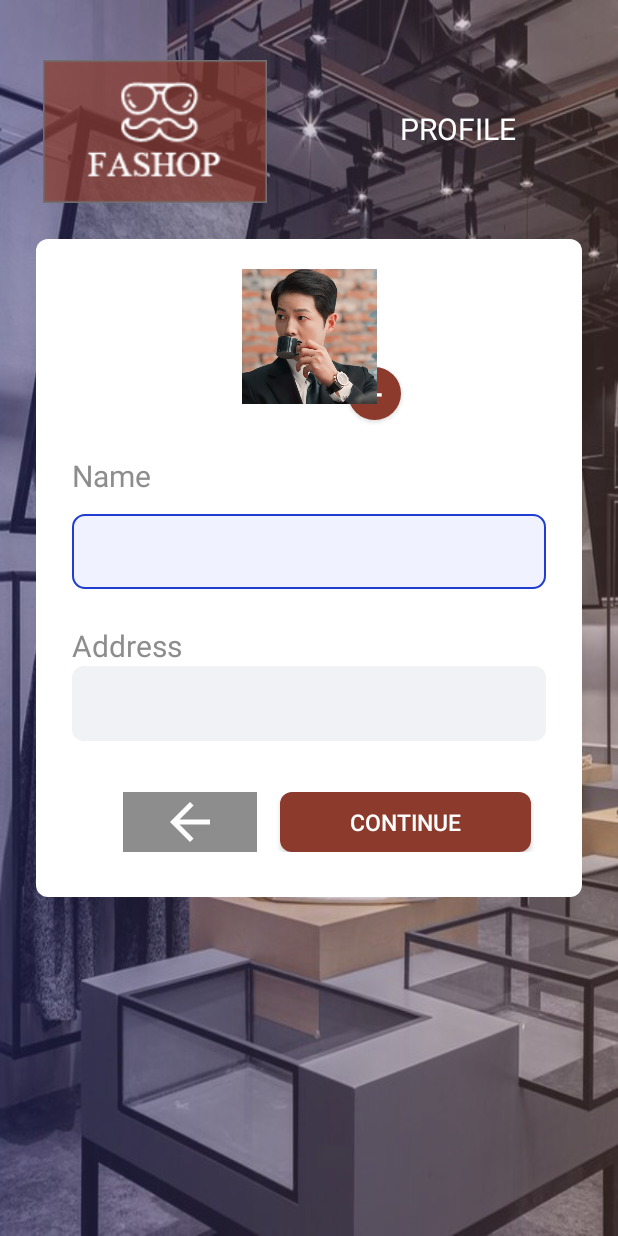
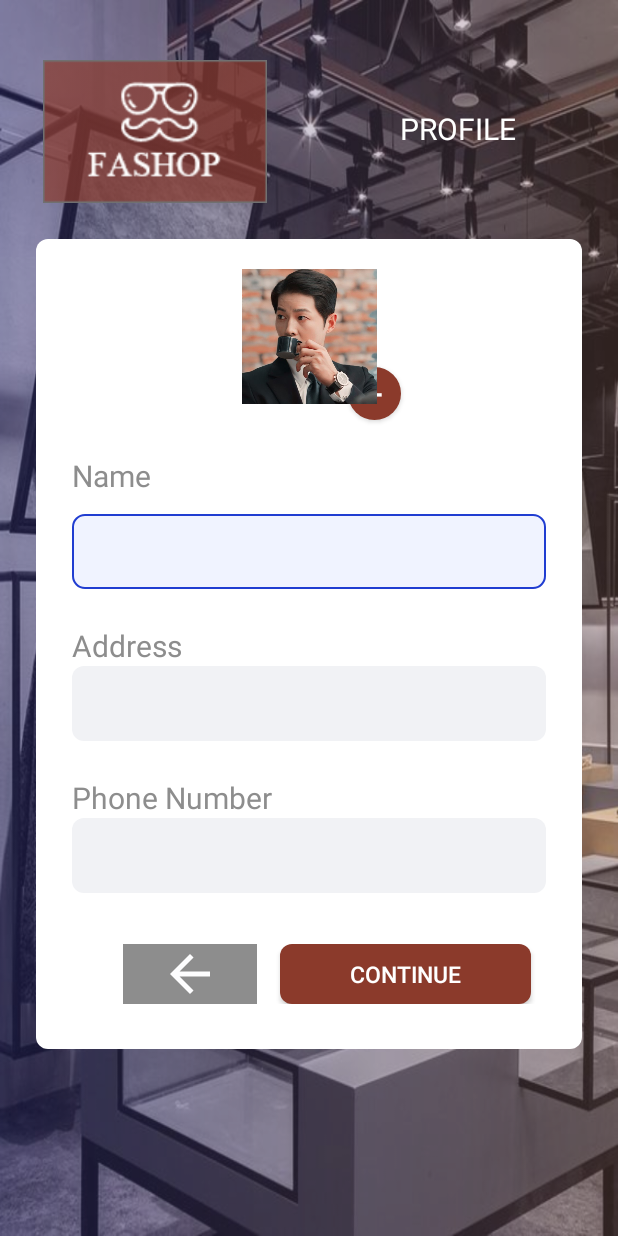
Before and after one commit to igjevon/UAS_Mobile, an Android app: the RegisterTwoAct screen opened directly, with no data from a screen before it, on a phone screen of 412 x 824 dp. Run offline under Robolectric (Android 15) with nearby library versions, the phone set to English and light mode, and no system bars; our stand-ins replace Firebase (no records; nobody signed in at launch, a user with empty details on screens opened directly), Picasso; plain views replace CircleView.

Commit message:
yes commit

```diff
--- a/app/src/main/res/layout/activity_register_one.xml
+++ b/app/src/main/res/layout/activity_register_one.xml
@@ -157,7 +157,7 @@
                 android:id="@+id/btn_continue"
                 android:layout_width="167dp"
                 android:layout_height="40dp"
-                android:background="@color/redSecondary"
+                android:background="@color/brownPrimary"
                 android:gravity="center_horizontal|center_vertical"
                 android:text="CONTINUE"
                 android:textAlignment="center"
--- a/app/src/main/res/layout/activity_register_two.xml
+++ b/app/src/main/res/layout/activity_register_two.xml
@@ -133,6 +133,30 @@
             </LinearLayout>
 
             <LinearLayout
+                android:layout_width="match_parent"
+                android:layout_height="wrap_content"
+                android:layout_marginLeft="24dp"
+                android:layout_marginRight="24dp"
+                android:layout_marginBottom="24dp"
+                android:orientation="vertical">
+                <TextView
+                    android:layout_width="wrap_content"
+                    android:layout_height="wrap_content"
+                    android:text="@string/phonenumber"
+                    android:textColor="@color/grayPrimary"
+                    android:textSize="20sp" />
+                <EditText
+                    android:id="@+id/phonenumber"
+                    android:layout_width="match_parent"
+                    android:layout_height="50dp"
+                    android:background="@drawable/bg_input_edit"
+                    android:inputType="number"
+                    android:lines="1"
+                    android:paddingLeft="12dp"
+                    android:textColor="@color/black" />
+            </LinearLayout>
+
+            <LinearLayout
                 android:layout_marginTop="10dp"
                 android:layout_width="match_parent"
                 android:layout_height="match_parent"
```
Also changed, not shown: app/src/main/java/umn/ac/id/fashop/HomeActivity.java (+10 -1 lines), app/src/main/res/layout/activity_home.xml (+4 -6 lines).
